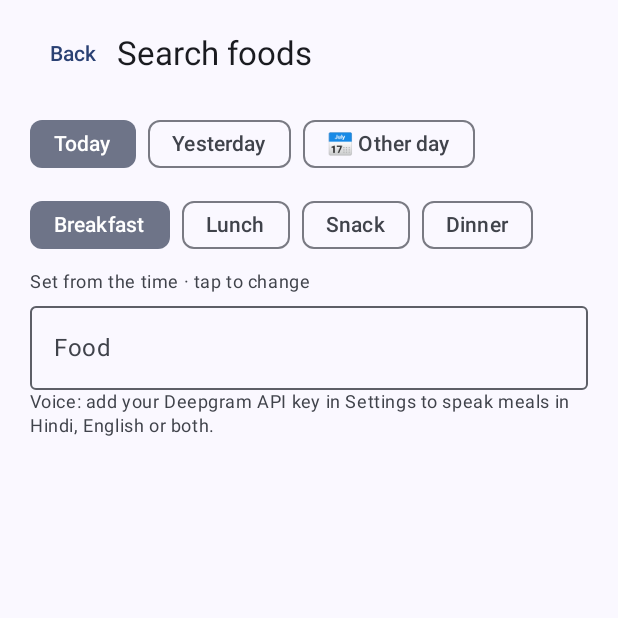
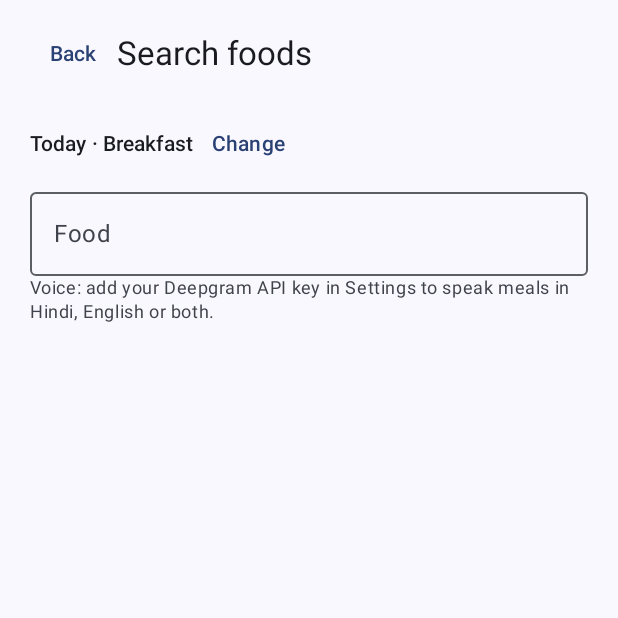
Before and after one commit to siddhartharyaai/mealmapper, an Android app built with Jetpack Compose: the SearchScreen screen opened through its navigation route, on a phone screen of 412 x 824 dp, the top half of it. Run offline under Robolectric (Android 15) with nearby library versions, the phone set to English and light mode, and no system bars; libraries missing offline, so code that uses them is left out: androidx.health.connect; 1 statement that could not run was skipped.

Commit message:
1.3.2: compact day/meal line on Search so results get the room
Search shows 'Today · Dinner · Change' in one line; tapping Change opens
the full day and meal chips. Found by the emulator test on a small screen,
where the chips pushed the best result out of view. Smoke test closes the
keyboard only when it is showing and scrolls the results up.

Co-Authored-By: Claude Opus 5.5 <noreply@anthropic.com>
Claude-Session: https://claude.ai/code/session_019pTpqXZDrHVRme2fZcwva3

```diff
--- a/app/build.gradle.kts
+++ b/app/build.gradle.kts
@@ -12,8 +12,8 @@ android {
         applicationId = "app.mealmapper"
         minSdk = 28
         targetSdk = 36
-        versionCode = 17
-        versionName = "1.3.1"
+        versionCode = 18
+        versionName = "1.3.2"
     }
 
     signingConfigs {
--- a/app/src/main/java/app/mealmapper/ui/common/MealPicker.kt
+++ b/app/src/main/java/app/mealmapper/ui/common/MealPicker.kt
@@ -4,6 +4,8 @@ import androidx.compose.foundation.layout.Arrangement
 import androidx.compose.foundation.layout.Column
 import androidx.compose.foundation.layout.ExperimentalLayoutApi
 import androidx.compose.foundation.layout.FlowRow
+import androidx.compose.foundation.layout.Row
+import androidx.compose.ui.Alignment
 import androidx.compose.material3.DatePicker
 import androidx.compose.material3.DatePickerDialog
 import androidx.compose.material3.ExperimentalMaterial3Api
@@ -44,9 +46,29 @@ fun MealPicker(
     onChange: (MealSlot) -> Unit,
     day: LocalDate = LocalDate.now(),
     onDay: ((LocalDate) -> Unit)? = null,
+    /** One line ("Today · Dinner · Change") that opens the full picker; for screens that need the room. */
+    compact: Boolean = false,
 ) {
     val today = LocalDate.now()
     var pickingDate by remember { mutableStateOf(false) }
+    var expanded by remember { mutableStateOf(!compact) }
+
+    if (!expanded) {
+        val dayText = when (day) {
+            today -> "Today"
+            today.minusDays(1) -> "Yesterday"
+            else -> day.format(DAY_LABEL)
+        }
+        Row(verticalAlignment = Alignment.CenterVertically) {
+            Text(
+                "$dayText · ${slot.label}",
+                style = MaterialTheme.typography.titleSmall,
+                color = if (day != today) MaterialTheme.colorScheme.primary else MaterialTheme.colorScheme.onSurface,
+            )
+            TextButton(onClick = { expanded = true }) { Text("Change") }
+        }
+        return
+    }
 
     Column(verticalArrangement = Arrangement.spacedBy(6.dp)) {
         if (onDay != null) {
--- a/app/src/main/java/app/mealmapper/ui/search/SearchScreen.kt
+++ b/app/src/main/java/app/mealmapper/ui/search/SearchScreen.kt
@@ -60,7 +60,7 @@ fun SearchScreen(db: FoodDb, onBack: () -> Unit, onPick: (id: String, note: Stri
                 TextButton(onClick = onBack) { Text("Back") }
                 Text("Search foods", style = MaterialTheme.typography.titleLarge)
             }
-            MealPicker(slot, slotReason, { slot = it; slotReason = SlotReason.CHOSEN }, day, { day = it })
+            MealPicker(slot, slotReason, { slot = it; slotReason = SlotReason.CHOSEN }, day, { day = it }, compact = true)
             OutlinedTextField(
                 value = query,
                 onValueChange = { query = it.take(60) },
```
Also changed, not shown: 1 other file.
